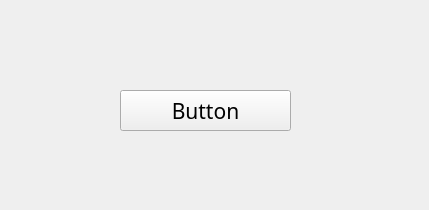
The window that Python_PySide_GUI/Qt_Design_01.ui (sh95fit/Python_study) describes before a commit, drawn with Qt 5.
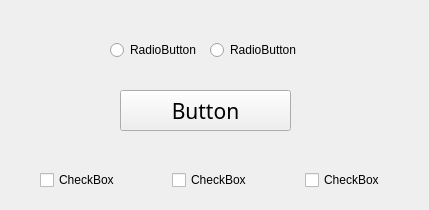
The same window after the commit.

Commit message: Qt Widgets - Radio Box, Check Box

Diff of the .ui file:
```diff
--- a/Python_PySide_GUI/Qt_Design_01.ui
+++ b/Python_PySide_GUI/Qt_Design_01.ui
@@ -33,6 +33,68 @@
      <string>Button</string>
     </property>
    </widget>
+   <widget class="QRadioButton" name="radio_1">
+    <property name="geometry">
+     <rect>
+      <x>110</x>
+      <y>40</y>
+      <width>91</width>
+      <height>20</height>
+     </rect>
+    </property>
+    <property name="text">
+     <string>RadioButton</string>
+    </property>
+   </widget>
+   <widget class="QRadioButton" name="radio_2">
+    <property name="geometry">
+     <rect>
+      <x>210</x>
+      <y>40</y>
+      <width>91</width>
+      <height>20</height>
+     </rect>
+    </property>
+    <property name="text">
+     <string>RadioButton</string>
+    </property>
+   </widget>
+   <widget class="QWidget" name="">
+    <property name="geometry">
+     <rect>
+      <x>40</x>
+      <y>170</y>
+      <width>391</width>
+      <height>22</height>
+     </rect>
+    </property>
+    <layout class="QHBoxLayout" name="horizontalLayout">
+     <property name="sizeConstraint">
+      <enum>QLayout::SetMaximumSize</enum>
+     </property>
+     <item>
+      <widget class="QCheckBox" name="chk_1">
+       <property name="text">
+        <string>CheckBox</string>
+       </property>
+      </widget>
+     </item>
+     <item>
+      <widget class="QCheckBox" name="chk_2">
+       <property name="text">
+        <string>CheckBox</string>
+       </property>
+      </widget>
+     </item>
+     <item>
+      <widget class="QCheckBox" name="chk_3">
+       <property name="text">
+        <string>CheckBox</string>
+       </property>
+      </widget>
+     </item>
+    </layout>
+   </widget>
   </widget>
  </widget>
  <resources/>
```
The commit also changes 2 other files.
